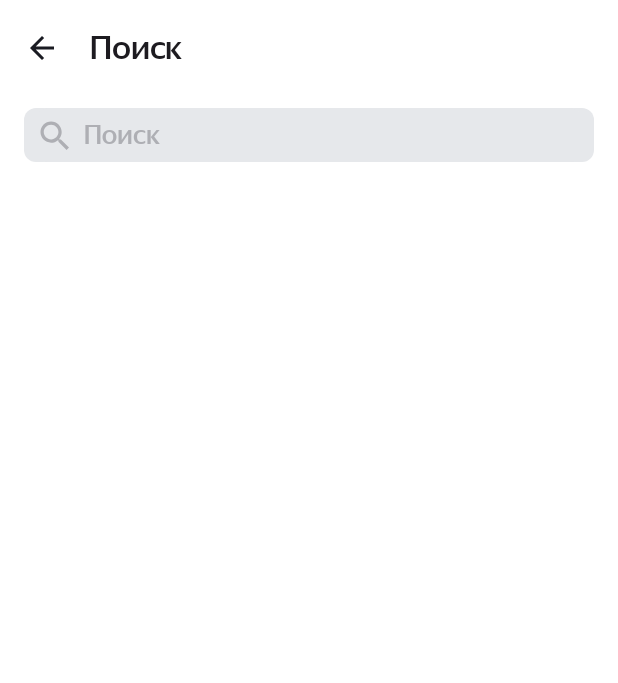
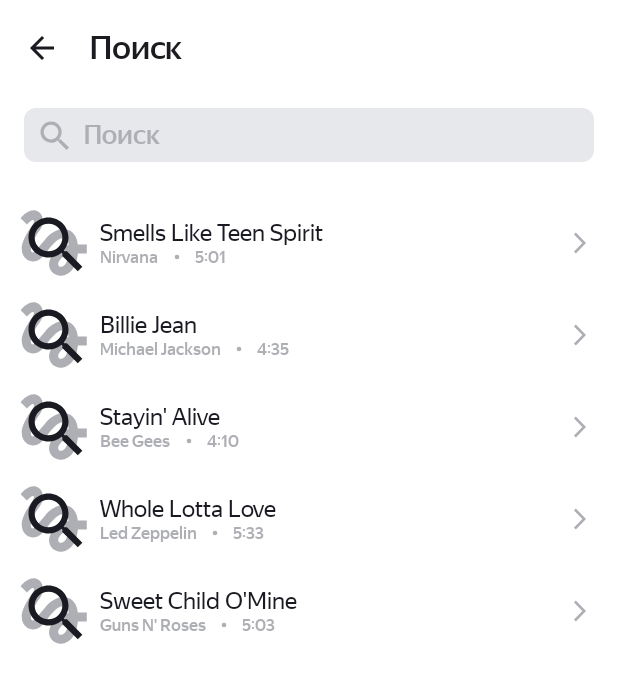
Before and after one commit to Dmitriy-2001/PlaylistMaker, an Android app: the screen it shows after launch (SearchActivity), after a tap on "Поиск", on a phone screen of 412 x 824 dp. Shown: the top 683 px of the screen. Run offline under Robolectric (Android 15) with nearby library versions, the phone set to English and light mode, and no system bars; pictures from the network do not load.

Commit message:
10 спринт в процессе

```diff
--- a/app/build.gradle.kts
+++ b/app/build.gradle.kts
@@ -44,4 +44,8 @@ dependencies {
     testImplementation("junit:junit:4.13.2")
     androidTestImplementation("androidx.test.ext:junit:1.1.5")
     androidTestImplementation("androidx.test.espresso:espresso-core:3.5.1")
+
+    implementation ("com.google.android.material:material:1.6.1")
+    implementation ("com.github.bumptech.glide:glide:4.14.2")
+    annotationProcessor ("com.github.bumptech.glide:compiler:4.14.2")
 }
--- a/app/src/main/AndroidManifest.xml
+++ b/app/src/main/AndroidManifest.xml
@@ -1,6 +1,7 @@
 <?xml version="1.0" encoding="utf-8"?>
 <manifest xmlns:android="http://schemas.android.com/apk/res/android"
     xmlns:tools="http://schemas.android.com/tools">
+    <uses-permission android:name="android.permission.INTERNET"/>
 
     <application
         android:allowBackup="true"
--- a/app/src/main/java/com/example/playlistmaker/SearchActivity.kt
+++ b/app/src/main/java/com/example/playlistmaker/SearchActivity.kt
@@ -2,6 +2,8 @@
 package com.example.playlistmaker
 
 import android.content.Context
+import android.os.Build.VERSION_CODES.N
+import android.os.Build.VERSION_CODES.O
 import android.os.Bundle
 import android.text.Editable
 import android.text.TextWatcher
@@ -11,6 +13,8 @@ import android.widget.EditText
 import android.widget.ImageView
 import androidx.appcompat.app.AppCompatActivity
 import androidx.appcompat.widget.Toolbar
+import androidx.recyclerview.widget.LinearLayoutManager
+import androidx.recyclerview.widget.RecyclerView
 import com.google.android.material.appbar.MaterialToolbar
 
 class SearchActivity : AppCompatActivity() {
@@ -18,6 +22,7 @@ class SearchActivity : AppCompatActivity() {
     private lateinit var inputEditText: EditText
     private lateinit var clearButton: ImageView
     private var searchQuery: String? = null
+    private val audio = ArrayList<Track>()
     override fun onCreate(savedInstanceState: Bundle?) {
         super.onCreate(savedInstanceState)
         setContentView(R.layout.activity_search)
@@ -55,6 +60,11 @@ class SearchActivity : AppCompatActivity() {
             searchQuery = savedInstanceState.getString(SEARCH_QUERY_KEY)
             inputEditText.setText(searchQuery)
         }
+
+
+        val recyclerView = findViewById<RecyclerView>(R.id.recyclerViewTracks)
+        val trackAdapter = TrackAdapter(trackList)
+        recyclerView.adapter = trackAdapter
     }
 
     override fun onSaveInstanceState(outState: Bundle) {
@@ -69,4 +79,5 @@ class SearchActivity : AppCompatActivity() {
     companion object {
         private const val SEARCH_QUERY_KEY = "search_query"
     }
+
 }
--- /dev/null
+++ b/app/src/main/java/com/example/playlistmaker/Track.kt
@@ -0,0 +1,41 @@
+package com.example.playlistmaker
+
+data class Track (
+    val trackName: String,
+    val artistName: String,
+    val trackTime: String,
+    val artworkUrl100: String
+)
+
+val trackList: List<Track> = listOf(
+    Track(
+        "Smells Like Teen Spirit",
+        "Nirvana",
+        "5:01",
+        "https://is5-ssl.mzstatic.com/image/thumb/Music115/v4/7b/58/c2/7b58c21a-2b51-2bb2-e59a-9bb9b96ad8c3/00602567924166.rgb.jpg/100x100bb.jpg"
+    ),
+    Track(
+        "Billie Jean",
+        "Michael Jackson",
+        "4:35",
+        "https://is5-ssl.mzstatic.com/image/thumb/Music125/v4/3d/9d/38/3d9d3811-71f0-3a0e-1ada-3004e56ff852/827969428726.jpg/100x100bb.jpg"
+    ),
+    Track(
+        "Stayin' Alive",
+        "Bee Gees",
+        "4:10",
+        "https://is4-ssl.mzstatic.com/image/thumb/Music115/v4/1f/80/1f/1f801fc1-8c0f-ea3e-d3e5-387c6619619e/16UMGIM86640.rgb.jpg/100x100bb.jpg"
+    ),
+    Track(
+        "Whole Lotta Love",
+        "Led Zeppelin",
+        "5:33",
+        "https://is2-ssl.mzstatic.com/image/thumb/Music62/v4/7e/17/e3/7e17e33f-2efa-2a36-e916-7f808576cf6b/mzm.fyigqcbs.jpg/100x100bb.jpg"
+    ),
+    Track(
+        "Sweet Child O'Mine",
+        "Guns N' Roses",
+        "5:03",
+        "https://is5-ssl.mzstatic.com/image/thumb/Music125/v4/a0/4d/c4/a04dc484-03cc-02aa-fa82-5334fcb4bc16/18UMGIM24878.rgb.jpg/100x100bb.jpg"
+    )
+)
--- /dev/null
+++ b/app/src/main/java/com/example/playlistmaker/TrackAdapter.kt
@@ -0,0 +1,23 @@
+package com.example.playlistmaker
+import android.view.LayoutInflater
+import android.view.ViewGroup
+import androidx.recyclerview.widget.RecyclerView
+
+class TrackAdapter (
+    private val trackList: List<Track>
+) : RecyclerView.Adapter<TrackViewHolder> () {
+
+    override fun onCreateViewHolder(parent: ViewGroup, viewType: Int): TrackViewHolder {
+        val view = LayoutInflater.from(parent.context).inflate(R.layout.list_item_track, parent, false)
+        return TrackViewHolder(view)
+    }
+
+    override fun onBindViewHolder(holder: TrackViewHolder, position: Int) {
+        holder.bind(trackList[position])
+    }
+
+    override fun getItemCount(): Int {
+        return trackList.size
+    }
+
+}
--- /dev/null
+++ b/app/src/main/java/com/example/playlistmaker/TrackViewHolder.kt
@@ -0,0 +1,35 @@
+package com.example.playlistmaker
+
+import android.view.View
+import android.widget.ImageView
+import android.widget.TextView
+import androidx.recyclerview.widget.RecyclerView
+import com.bumptech.glide.Glide
+import com.bumptech.glide.load.resource.bitmap.RoundedCorners
+
+class TrackViewHolder(itemView: View): RecyclerView.ViewHolder(itemView) {
+
+    private val trackName: TextView
+    private val artistName: TextView
+    private val trackTime: TextView
+    private val artworkUrl100: ImageView
+
+    init {
+        trackName = itemView.findViewById(R.id.trackName)
+        artistName = itemView.findViewById(R.id.artistName)
+        trackTime = itemView.findViewById(R.id.trackTime)
+        artworkUrl100 = itemView.findViewById(R.id.trackImage)
+    }
+
+    fun bind(track: Track) {
+        trackName.text = track.trackName
+        artistName.text = track.artistName
+        artistName.text = track.artistName
+        trackTime.text = track.trackTime
+        Glide.with(itemView).load(track.artworkUrl100)
+            .placeholder(R.drawable.search)
+            .centerCrop()
+            .transform(RoundedCorners(2))
+            .into(artworkUrl100)
+    }
+}
--- /dev/null
+++ b/app/src/main/res/drawable/placeholder.xml
@@ -0,0 +1,10 @@
+
+<vector xmlns:android="http://schemas.android.com/apk/res/android"
+    android:width="35dp"
+    android:height="35dp"
+    android:viewportWidth="35"
+    android:viewportHeight="35">
+    <path
+        android:pathData="M3.606,7.919C4.919,6.588 6.231,5.387 6.813,5.631C7.75,6.006 6.813,7.563 6.25,8.481C5.781,9.269 0.888,15.775 0.888,20.313C0.888,22.712 1.788,24.7 3.4,25.9C4.806,26.95 6.663,27.269 8.35,26.763C10.356,26.181 12.006,24.138 14.087,21.569C16.356,18.775 19.394,15.119 21.737,15.119C24.794,15.119 24.831,17.013 25.038,18.475C17.95,19.675 14.95,25.356 14.95,28.544C14.95,31.731 17.65,34.338 20.969,34.338C24.025,34.338 29.013,31.844 29.763,22.9H34.375V18.212H29.744C29.462,15.119 27.7,10.337 22.188,10.337C17.969,10.337 14.35,13.919 12.925,15.663C11.837,17.031 9.063,20.313 8.631,20.763C8.163,21.325 7.356,22.337 6.55,22.337C5.706,22.337 5.2,20.781 5.875,18.737C6.531,16.694 8.5,13.375 9.344,12.137C10.806,10 11.781,8.538 11.781,5.988C11.781,1.919 8.706,0.625 7.075,0.625C4.6,0.625 2.444,2.5 1.975,2.969C1.3,3.644 0.738,4.206 0.325,4.713L3.606,7.919ZM21.025,29.781C20.444,29.781 19.638,29.294 19.638,28.431C19.638,27.306 21.006,24.306 25.019,23.256C24.456,28.3 22.337,29.781 21.025,29.781Z"
+        android:fillColor="#AEAFB4"/>
+</vector>
--- /dev/null
+++ b/app/src/main/res/drawable/round.xml
@@ -0,0 +1,9 @@
+<vector xmlns:android="http://schemas.android.com/apk/res/android"
+    android:width="13dp"
+    android:height="13dp"
+    android:viewportWidth="13"
+    android:viewportHeight="13">
+    <path
+        android:pathData="M6.5,6.5m-1.5,0a1.5,1.5 0,1 1,3 0a1.5,1.5 0,1 1,-3 0"
+        android:fillColor="#AEAFB4"/>
+</vector>
--- a/app/src/main/res/layout/activity_search.xml
+++ b/app/src/main/res/layout/activity_search.xml
@@ -57,8 +57,17 @@
         android:padding="@dimen/small_padding"
         app:tint="?attr/searchIconTint"
         android:visibility="gone"
-        android:background="@android:color/transparent"/>
+        android:background="@android:color/transparent"
+        />
 
 </FrameLayout>
-
+    <androidx.recyclerview.widget.RecyclerView
+        android:id="@+id/recyclerViewTracks"
+        android:layout_width="match_parent"
+        android:layout_height="match_parent"
+        android:layout_marginTop="23dp"
+        app:layoutManager="androidx.recyclerview.widget.LinearLayoutManager"
+        tools:listitem="@layout/list_item_track"
+        tools:itemCount="20"
+        />
     </LinearLayout>
--- a/app/src/main/res/layout/activity_settings.xml
+++ b/app/src/main/res/layout/activity_settings.xml
@@ -33,8 +33,6 @@
         android:layout_height="60dp"
         android:drawableEnd="@drawable/share"
         android:text="@string/share_the_app"
-        android:textColor="?attr/blackWhite"
-        android:drawableTint="?attr/grayWhite"
         style="@style/SettingTextView"
         />
 
@@ -45,8 +43,6 @@
         android:layout_height="60dp"
         android:drawableEnd="@drawable/support"
         android:text="@string/write_to_support"
-        android:textColor="?attr/blackWhite"
-        android:drawableTint="?attr/grayWhite"
         style="@style/SettingTextView"/>
 
     <!-- Третий элемент с иконкой -->
@@ -56,8 +52,6 @@
         android:layout_height="60dp"
         android:drawableEnd="@drawable/arrow_forward"
         android:text="@string/user_agreement"
-        android:textColor="?attr/blackWhite"
-        android:drawableTint="?attr/grayWhite"
         style="@style/SettingTextView"/>
 
 </LinearLayout>
--- /dev/null
+++ b/app/src/main/res/layout/list_item_track.xml
@@ -0,0 +1,82 @@
+<?xml version="1.0" encoding="utf-8"?>
+
+<LinearLayout xmlns:android="http://schemas.android.com/apk/res/android"
+    xmlns:app="http://schemas.android.com/apk/res-auto"
+    xmlns:tools="http://schemas.android.com/tools"
+    android:layout_width="match_parent"
+    android:layout_height="61dp"
+    android:layout_marginHorizontal="13dp"
+    android:foreground="?android:attr/selectableItemBackground"
+    android:orientation="horizontal"
+    android:clickable="true"
+    android:focusable="true">
+
+    <ImageView
+        android:id="@+id/trackImage"
+        android:layout_width="45dp"
+        android:layout_height="45dp"
+        android:background="@drawable/placeholder"
+        android:layout_gravity="center"
+
+         />
+
+    <LinearLayout
+        android:layout_width="match_parent"
+        android:layout_height="wrap_content"
+        android:layout_gravity="center"
+        android:orientation="vertical"
+        android:layout_weight="1">
+        <TextView
+            android:id="@+id/trackName"
+            android:layout_width="wrap_content"
+            android:layout_height="wrap_content"
+            android:layout_marginStart="@dimen/small_padding"
+            android:gravity="center_vertical"
+            android:layout_gravity="start"
+            android:fontFamily="@font/ys_display_regular"
+            android:textSize="@dimen/text"
+            android:textColor="?attr/colorOnPrimary"
+            android:maxLines="1"
+            android:ellipsize="end"
+            tools:text="No Reply" />
+        <LinearLayout
+            android:layout_width="match_parent"
+            android:orientation="horizontal"
+            android:layout_height="wrap_content">
+            <TextView
+                android:id="@+id/artistName"
+                android:layout_width="wrap_content"
+                android:layout_height="wrap_content"
+                android:layout_marginStart="@dimen/small_padding"
+                android:gravity="center_vertical"
+                tools:text="The Beatles"
+                android:layout_gravity="start"
+                android:maxLines="1"
+                android:ellipsize="end"
+                style="@style/AddFont"/>
+            <ImageView
+                android:layout_width="13dp"
+                android:layout_height="13dp"
+                android:src="@drawable/round"
+                android:layout_marginStart="5dp"
+                android:layout_gravity="center_vertical"
+                />
+            <TextView
+                android:id="@+id/trackTime"
+                android:layout_width="wrap_content"
+                android:layout_height="wrap_content"
+                android:layout_marginStart="5dp"
+                android:gravity="center_vertical"
+                tools:text="5:00"
+                android:layout_gravity="start"
+                style="@style/AddFont"
+                />
+        </LinearLayout>
+    </LinearLayout>
+
+    <ImageView
+        android:layout_width="wrap_content"
+        android:layout_height="match_parent"
+        android:layout_gravity="end"
+        android:src="@drawable/arrow_forward"/>
+</LinearLayout>
--- a/app/src/main/res/values-night/themes.xml
+++ b/app/src/main/res/values-night/themes.xml
@@ -50,6 +50,11 @@
     </style>
 
 
+      <style name="AddFont" parent="Theme.Material3.DayNight.NoActionBar">
+          <item name="android:textColor">@color/white</item> <!-- Белый цвет текста -->
+          <item name="android:tint">@color/white</item> <!-- Белый цвет иконки -->
+          <item name="android:textSize">@dimen/small_text</item>
+      </style>
 
 
 
--- a/app/src/main/res/values/attrs.xml
+++ b/app/src/main/res/values/attrs.xml
@@ -1,6 +1,6 @@
 <?xml version="1.0" encoding="utf-8"?>
 <resources>
-    <attr name="textColor" format="color" />
+     <attr name="textColor" format="color"/>
     <attr name="iconTint" format="color" />
 
     <attr name="searchFieldBackground" format="reference|color" />
@@ -11,4 +11,7 @@
     <attr name="switchTrackColor" format="color"/>
     <attr name="grayWhite" format="color"/>
     <attr name="switchThumbColor" format="color"/>
+
+
+
 </resources>
--- a/app/src/main/res/values/dimens.xml
+++ b/app/src/main/res/values/dimens.xml
@@ -3,6 +3,7 @@
     <dimen name="title">26sp</dimen>
     <dimen name="medium_padding">16dp</dimen>
     <dimen name="text">16sp</dimen>
+    <dimen name="small_text">11sp</dimen>
     <dimen name="small_padding">8dp</dimen>
     <dimen name="large_padding">24dp</dimen>
 </resources>
--- a/app/src/main/res/values/styles.xml
+++ b/app/src/main/res/values/styles.xml
@@ -31,18 +31,20 @@
     <style name="MySwitchMaterialStyle">
         <item name="android:minWidth">48dp</item>
         <item name="android:minHeight">48dp</item>
-        <item name="android:layout_marginHorizontal">@dimen/medium_padding</item>
+        <item name="android:paddingHorizontal">@dimen/medium_padding</item>
         <item name="android:textAlignment">viewStart</item>
         <item name="android:textSize">@dimen/text</item>
-
     </style>
 
 <style name="SettingTextView">
     <item name="android:textSize">@dimen/text</item>
-    <item name="android:paddingStart">@dimen/medium_padding</item>
-    <item name="android:paddingEnd">@dimen/medium_padding</item>
+    <item name="android:paddingHorizontal">@dimen/medium_padding</item>
     <item name="android:drawablePadding">@dimen/medium_padding</item>
     <item name="android:gravity">center_vertical</item>
+    <item name="android:textColor">?attr/blackWhite</item>
+    <item name="android:drawableTint">?attr/grayWhite</item>
 </style>
 
+
+
 </resources>
--- a/app/src/main/res/values/themes.xml
+++ b/app/src/main/res/values/themes.xml
@@ -39,5 +39,12 @@
         <item name="android:fontFamily">@font/ys_display_medium</item>
     </style>
 
+    <style name="AddFont">
+        <item name="android:textColor">@color/gray</item>
+        <item name="android:textSize">@dimen/small_text</item>
+        <item name="android:tint">@color/gray</item>
+    </style>
+
+
 
 </resources>
```
